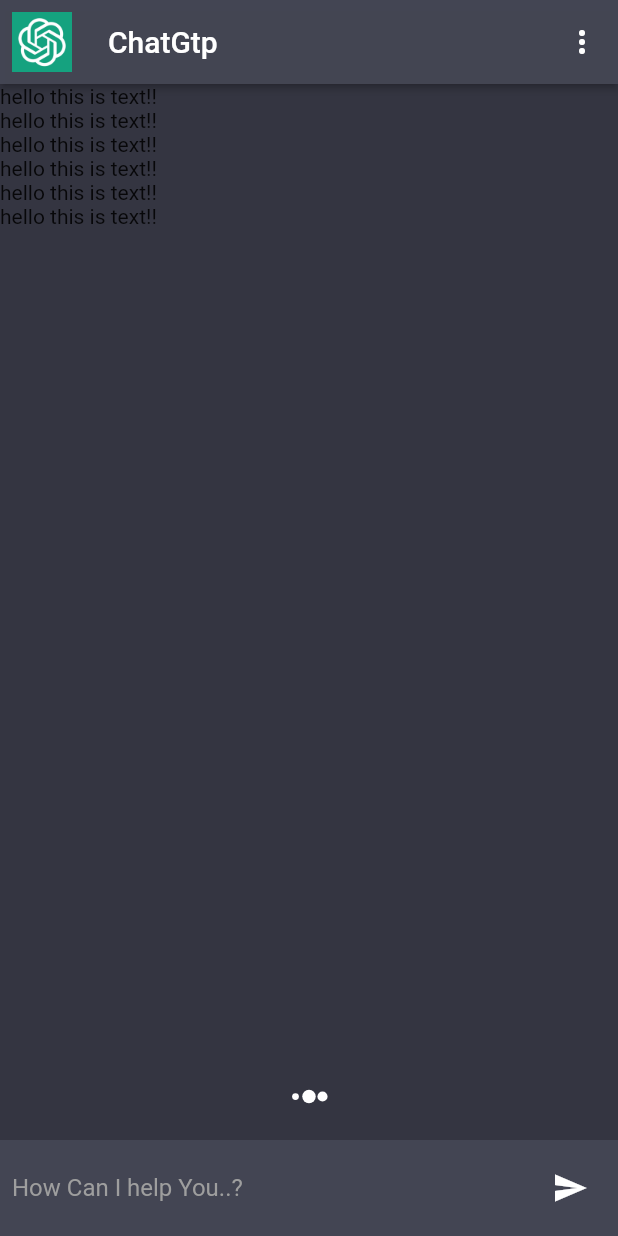
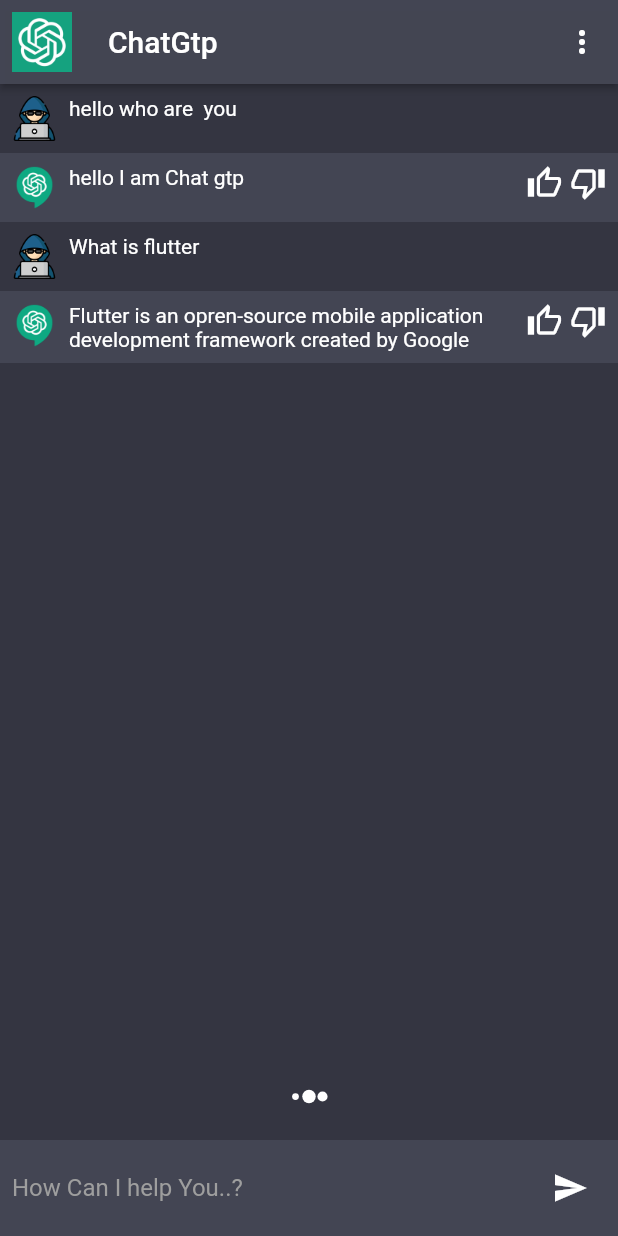
Before and after one commit to Akila97Hasintha/Poblem-Sloving-App-With-ChatGTP, a Flutter app: the screen it shows after launch, on a phone screen of 412 x 824 dp. Run offline on Flutter 3.47's test engine with Material 2 defaults, Android fonts, the light colour scheme and no system bars; our stand-ins replace flutter_spinkit.

Commit message:
done interface

```diff
--- a/lib/Screens/chatScreen.dart
+++ b/lib/Screens/chatScreen.dart
@@ -1,6 +1,9 @@
+
 import 'package:flutter/material.dart';
 import 'package:flutter_spinkit/flutter_spinkit.dart';
 import 'package:chat_gtp_app/constraints/constant.dart';
+import 'package:chat_gtp_app/widgets/Chat_widget.dart';
+import 'package:chat_gtp_app/services/services.dart';
 
 class ChatScreen extends StatefulWidget {
   const ChatScreen({Key? key}) : super(key: key);
@@ -33,16 +36,22 @@
           padding: const EdgeInsets.all(8.0),
           child: Image.asset('assets/openai_logo.jpg'),
         ),title: const Text('ChatGtp'),
-        actions: [IconButton(onPressed: (){}, icon: const Icon(Icons.more_vert_rounded,color:Colors.white))],
+        actions: [IconButton(onPressed:  () async {
+
+              await Services.showModelSheet(context: context);
+        }, icon: const Icon(Icons.more_vert_rounded,color:Colors.white))],
       ),
       body: SafeArea(
         child: Column(
           children: [
             Flexible(
               child: ListView.builder(
-                itemCount: 6,
+                itemCount: 4,
                   itemBuilder: (context,index) {
-                    return const Text("hello this is text!!");
+                    return  ChatWidget(
+                      msg: chatMessage[index]['msg'].toString(),
+                      chatIndex: int.parse(chatMessage[index]['chatIndex'].toString()),
+                    );
                   }),
             ),
             if(_isTyping)...[
--- a/lib/constraints/constant.dart
+++ b/lib/constraints/constant.dart
@@ -2,3 +2,43 @@
 
 Color scaffoldBackgroundColor = const Color(0xff343541);
 Color cardColor = const Color(0xff4444654);
+
+List<String> models = [
+  'Model1',
+  'Model2',
+  'Model3',
+  'Model4',
+  'Model5',
+  'Model6'
+
+];
+
+List<DropdownMenuItem<String>>? get getModelsItem {
+  List<DropdownMenuItem<String>>?  modelsItems =
+  List<DropdownMenuItem<String>>.generate(
+      models.length,
+          (index) => DropdownMenuItem(
+            value: models[index],
+              child:Text(models[index],style: const TextStyle(fontSize: 15),) ));
+  return modelsItems;
+
+}
+
+final chatMessage = [
+  {
+    "msg":"hello who are  you",
+    "chatIndex":0,
+  },
+  {
+    "msg":"hello I am Chat gtp",
+    "chatIndex":1,
+  },
+  {
+    "msg":"What is flutter",
+    "chatIndex":0,
+  },
+  {
+    "msg":"Flutter is an opren-source mobile application development framework created by Google",
+    "chatIndex":1,
+  },
+];
--- /dev/null
+++ b/lib/widgets/Chat_widget.dart
@@ -0,0 +1,59 @@
+import 'package:flutter/material.dart';
+import 'package:chat_gtp_app/constraints/constant.dart';
+
+class ChatWidget extends StatelessWidget {
+  const ChatWidget({Key? key, required this.msg, required this.chatIndex}) : super(key: key);
+
+  final String msg;
+  final int chatIndex;
+
+  @override
+  Widget build(BuildContext context) {
+    return Column(
+      children: [
+        Material(
+
+          color: chatIndex == 0 ? scaffoldBackgroundColor: cardColor,
+          child: Padding(
+            padding: const EdgeInsets.all(8.0),
+            child: Row(
+              crossAxisAlignment: CrossAxisAlignment.start,
+              children: [
+                Image.asset(
+                  chatIndex == 0
+                  ? 'assets/person.png'
+                  :'assets/chat_logo.png',
+                  height: 30,
+                  width: 30,),
+                const SizedBox(width: 8),
+                 Expanded(
+                   child: Text(msg,
+                style: const TextStyle(color: Colors.white),),
+                 ),
+                chatIndex == 0
+                ? const SizedBox.shrink()
+                    :Row(
+                  mainAxisAlignment: MainAxisAlignment.end,
+                  mainAxisSize: MainAxisSize.min,
+                  children: const [
+                    Icon(
+                      Icons.thumb_up_alt_outlined,
+                      color: Colors.white,
+                    ),
+                    SizedBox(width: 5,),
+                    Icon(
+                        Icons.thumb_down_alt_outlined,
+                      color: Colors.white,
+                    )
+                  ],
+                )
+
+
+              ],
+            ),
+          ),
+        )
+      ],
+    );
+  }
+}
```
Also changed, not shown: lib/services/services.dart (added, +30 -0 lines), lib/widgets/drop_down.dart (added, +26 -0 lines).
